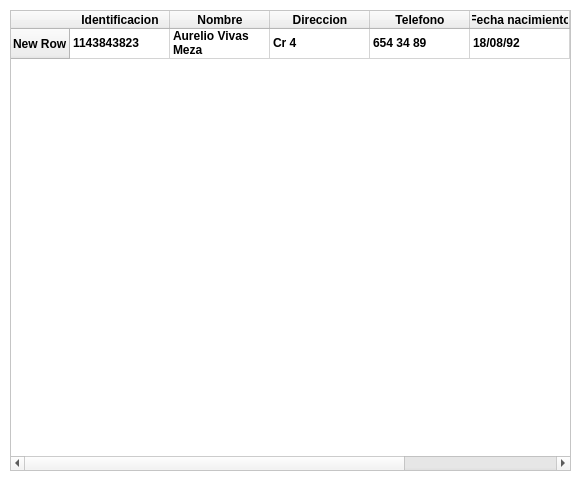
First picture: the form in gui/enfermera_uis/WidgetListarPacientes.ui, repository BryanTabarez/ProyectoBD, before the edit.
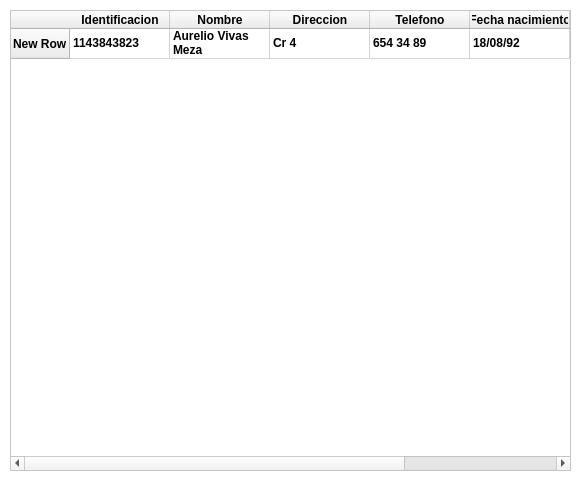
Second picture: the form after the edit.

```diff
--- a/gui/enfermera_uis/WidgetListarPacientes.ui
+++ b/gui/enfermera_uis/WidgetListarPacientes.ui
@@ -6,7 +6,7 @@
    <rect>
     <x>0</x>
     <y>0</y>
-    <width>581</width>
+    <width>577</width>
     <height>481</height>
    </rect>
   </property>
```
Left out of the diff: 3 changed lines with no effect on the pictures.
